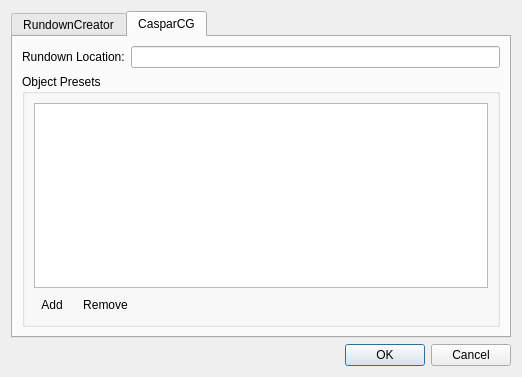
The window that settingsdialog.ui (petersimonsson/rcexportcg) describes before a commit, drawn with Qt 5.
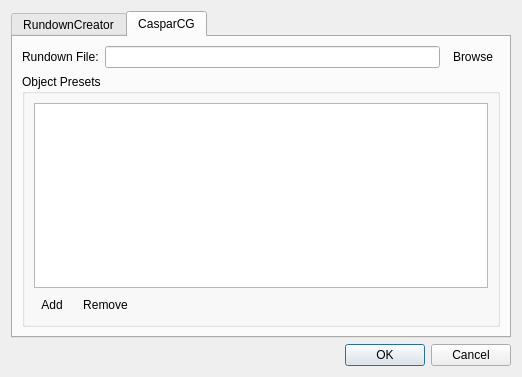
The same window after the commit. The open tabs and pages were chosen to show the change. Icons and pictures are not drawn.

Commit message: Add a browse button for the rundown file

```diff
--- a/settingsdialog.ui
+++ b/settingsdialog.ui
@@ -87,14 +87,31 @@
        <item row="0" column="0">
         <widget class="QLabel" name="label_5">
          <property name="text">
-          <string>Rundown Location:</string>
+          <string>Rundown File:</string>
          </property>
         </widget>
        </item>
        <item row="0" column="1">
         <widget class="QLineEdit" name="ccgRundownLocationEdit"/>
        </item>
-       <item row="1" column="0" colspan="2">
+       <item row="0" column="2">
+        <widget class="QToolButton" name="browseButton">
+         <property name="toolTip">
+          <string>Browse</string>
+         </property>
+         <property name="text">
+          <string>Browse</string>
+         </property>
+         <property name="icon">
+          <iconset resource="rcexportcg.qrc">
+           <normaloff>:/icons/folder_open.png</normaloff>:/icons/folder_open.png</iconset>
+         </property>
+         <property name="autoRaise">
+          <bool>true</bool>
+         </property>
+        </widget>
+       </item>
+       <item row="1" column="0" colspan="3">
         <widget class="QGroupBox" name="groupBox">
          <property name="title">
           <string>Object Presets</string>
```
The commit also changes 4 other files.
